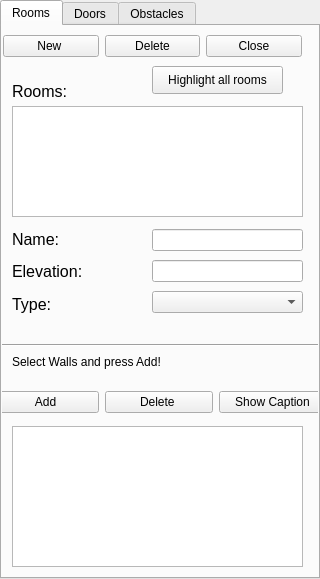
Old version of the form forms/roomwidget.ui in the repository JuPedSim/jpseditor.
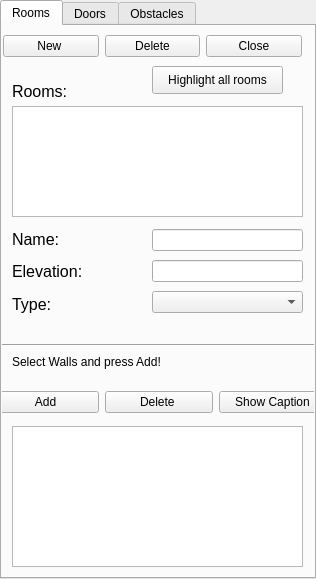
New version of the form.

Commit message: adapt/fix shortcuts; fix tab ordering of roomwidget

Patch:
```diff
--- a/forms/roomwidget.ui
+++ b/forms/roomwidget.ui
@@ -6,7 +6,7 @@
    <rect>
     <x>0</x>
     <y>0</y>
-    <width>320</width>
+    <width>316</width>
     <height>579</height>
    </rect>
   </property>
```
Left out of the diff: 44 changed lines with no effect on the pictures. The commit also changes 5 other files.
